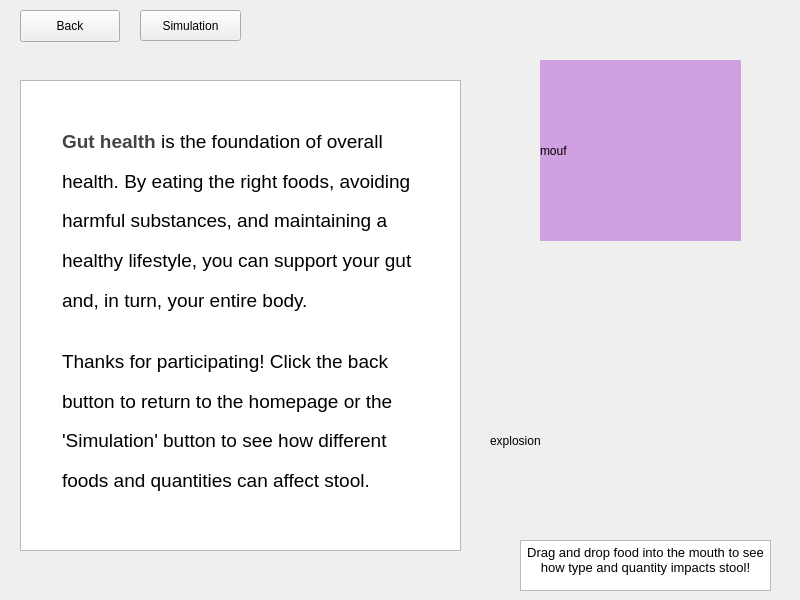
Above: A8EduApp/resultswidget.ui from University-of-Utah-CS3505/a9-edu-app-f24-00Calvin00 before the change. Below: the same form after it.
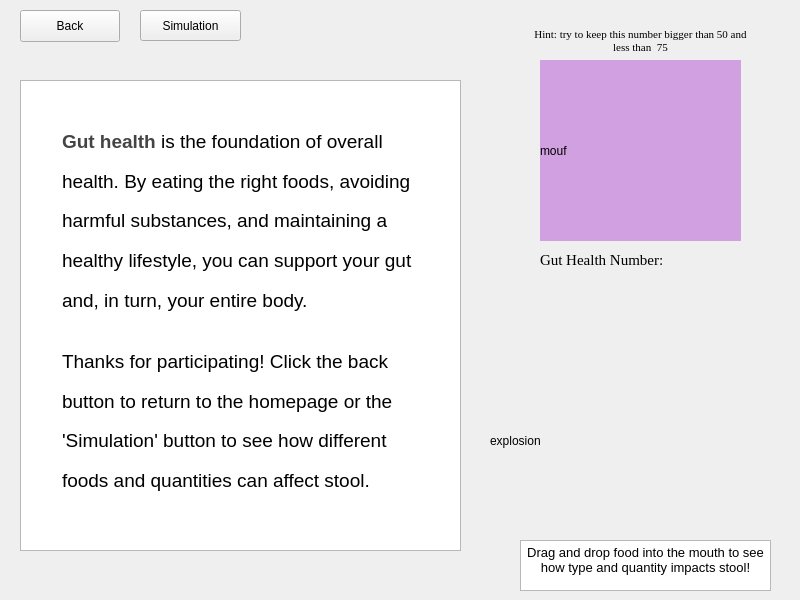
That is the form after the change. Custom widgets are drawn as their Qt base class.

Commit message:
Updated the physics and then also the resultswidget stuff
Added a number for the gut health in the simulation.

Patch:
```diff
--- a/A8EduApp/resultswidget.ui
+++ b/A8EduApp/resultswidget.ui
@@ -255,6 +255,78 @@
 &lt;p align=&quot;center&quot; style=&quot; margin-top:0px; margin-bottom:0px; margin-left:0px; margin-right:0px; -qt-block-indent:0; text-indent:0px;&quot;&gt;&lt;span style=&quot; font-size:10pt;&quot;&gt;Drag and drop food into the mouth to see how type and quantity impacts stool!&lt;/span&gt;&lt;/p&gt;&lt;/body&gt;&lt;/html&gt;</string>
    </property>
   </widget>
+  <widget class="QLabel" name="GutHappinessText">
+   <property name="geometry">
+    <rect>
+     <x>540</x>
+     <y>250</y>
+     <width>151</width>
+     <height>20</height>
+    </rect>
+   </property>
+   <property name="font">
+    <font>
+     <family>Times New Roman</family>
+     <pointsize>11</pointsize>
+    </font>
+   </property>
+   <property name="styleSheet">
+    <string notr="true">color: rgb(0, 0, 0);</string>
+   </property>
+   <property name="text">
+    <string>Gut Health Number:</string>
+   </property>
+  </widget>
+  <widget class="QLabel" name="GutHappinessNumber">
+   <property name="geometry">
+    <rect>
+     <x>690</x>
+     <y>250</y>
+     <width>31</width>
+     <height>20</height>
+    </rect>
+   </property>
+   <property name="font">
+    <font>
+     <family>Times New Roman</family>
+     <pointsize>11</pointsize>
+    </font>
+   </property>
+   <property name="styleSheet">
+    <string notr="true">color: rgb(0, 0, 0);</string>
+   </property>
+   <property name="text">
+    <string> </string>
+   </property>
+  </widget>
+  <widget class="QLabel" name="label">
+   <property name="geometry">
+    <rect>
+     <x>530</x>
+     <y>20</y>
+     <width>221</width>
+     <height>41</height>
+    </rect>
+   </property>
+   <property name="font">
+    <font>
+     <family>Times New Roman</family>
+     <pointsize>8</pointsize>
+    </font>
+   </property>
+   <property name="styleSheet">
+    <string notr="true">color: rgb(0, 0, 0);</string>
+   </property>
+   <property name="text">
+    <string>Hint: try to keep this number bigger than 50 and less than  75</string>
+   </property>
+   <property name="alignment">
+    <set>Qt::AlignmentFlag::AlignCenter</set>
+   </property>
+   <property name="wordWrap">
+    <bool>true</bool>
+   </property>
+  </widget>
   <zorder>simulationButton</zorder>
   <zorder>backToStartButton</zorder>
   <zorder>banana</zorder>
```
Left out of the diff: 3 changed lines with no effect on the pictures. The commit also changes 2 other files.
